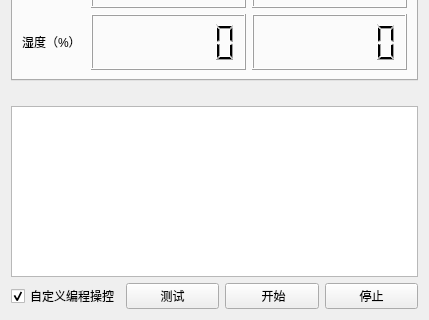
The window that ui/externalapplicationswidget.ui (WhiteChimney/TDC-counter) describes before a commit, drawn with Qt 5; both pictures show x 0 to 429 and y 251 to 571 of the 429 by 571 pixel window.
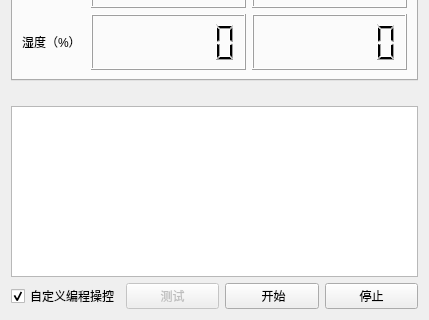
The same window after the commit.

Diff of the .ui file:
```diff
--- a/ui/externalapplicationswidget.ui
+++ b/ui/externalapplicationswidget.ui
@@ -515,7 +515,7 @@
      <item>
       <widget class="QPushButton" name="buttonTest">
        <property name="enabled">
-        <bool>true</bool>
+        <bool>false</bool>
        </property>
        <property name="text">
         <string>测试</string>
```
